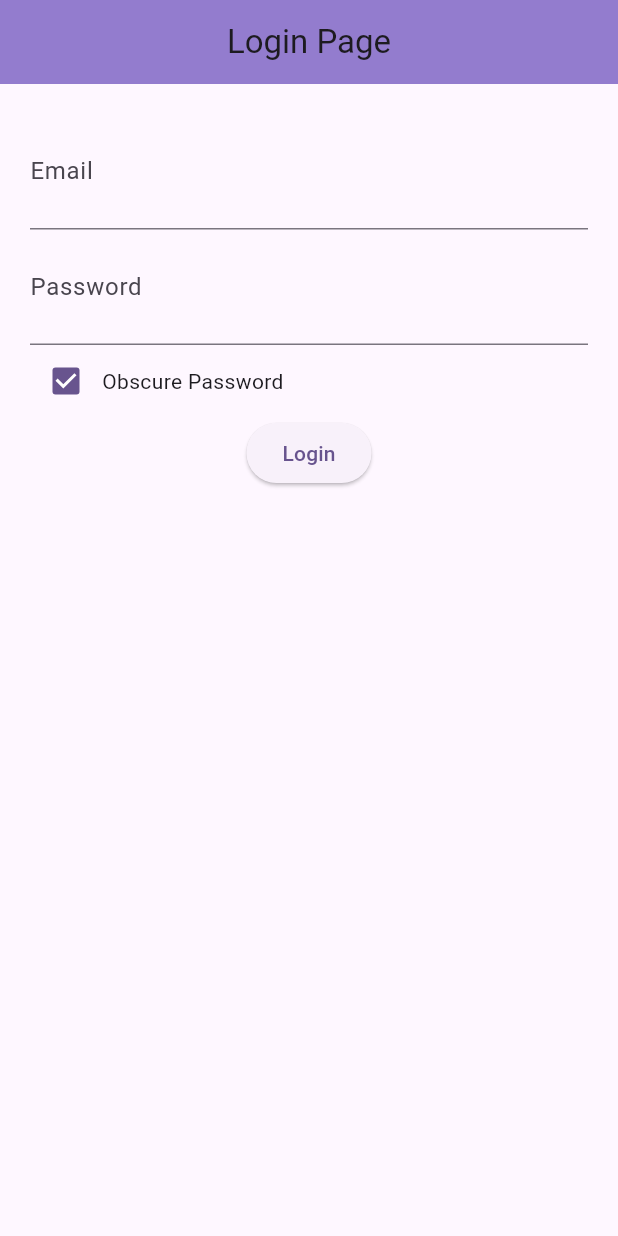
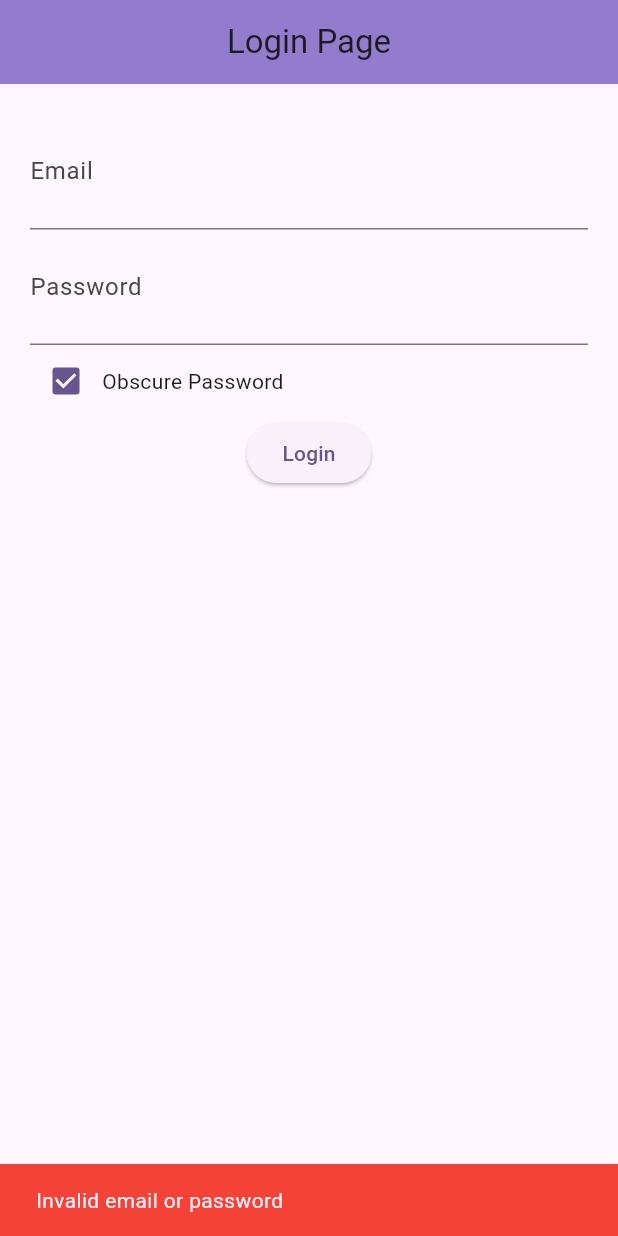
Before and after one commit to jailanihar/AD3307-MAD-DADT02, a Flutter app: the screen it shows after launch, after a tap on "Login", on a phone screen of 412 x 824 dp. Run offline on Flutter 3.47's test engine with Material 3 defaults, Android fonts, the phone set to English and light mode, and no system bars.

Commit message:
Added Navigation

```diff
--- a/myfirstmobileapp/lib/main.dart
+++ b/myfirstmobileapp/lib/main.dart
@@ -33,8 +33,12 @@ class MyApp extends StatelessWidget {
         colorScheme: ColorScheme.fromSeed(seedColor: Colors.deepPurple),
         useMaterial3: true,
       ),
-      // home: const MyHomePage(title: 'Flutter Demo Home Page'),
-      home: const LoginPage(),
+      initialRoute: '/login',
+      routes: {
+        '/homepage': (context) =>
+            const MyHomePage(title: 'Flutter Demo Home Page'),
+        '/login': (context) => const LoginPage(),
+      },
     );
   }
 }
--- a/myfirstmobileapp/lib/pages/login.dart
+++ b/myfirstmobileapp/lib/pages/login.dart
@@ -15,9 +15,18 @@ class _LoginPageState extends State<LoginPage> {
   String _typedPassword = '';
 
   void _login() {
-    print('Login button pressed');
-    print('Email typed: ${_emailController.text}');
-    print('Password typed: ${_passwordController.text}');
+    _typedEmail = _emailController.text;
+    _typedPassword = _passwordController.text;
+    if (_typedEmail == 'admin' && _typedPassword == 'admin') {
+      Navigator.of(context).pushReplacementNamed('/homepage');
+    } else {
+      SnackBar snackBar = SnackBar(
+        backgroundColor: Colors.red,
+        content: const Text('Invalid email or password'),
+        duration: const Duration(seconds: 3),
+      );
+      ScaffoldMessenger.of(context).showSnackBar(snackBar);
+    }
   }
 
   @override
```
